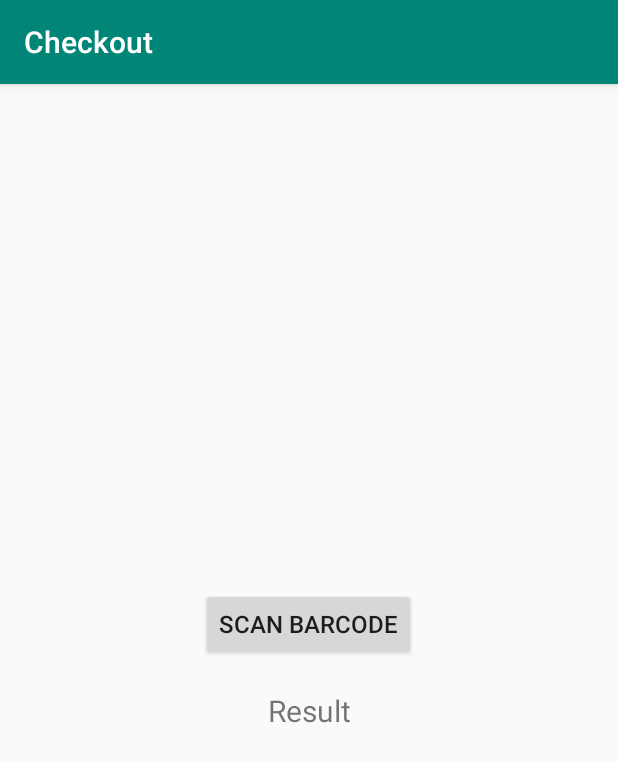
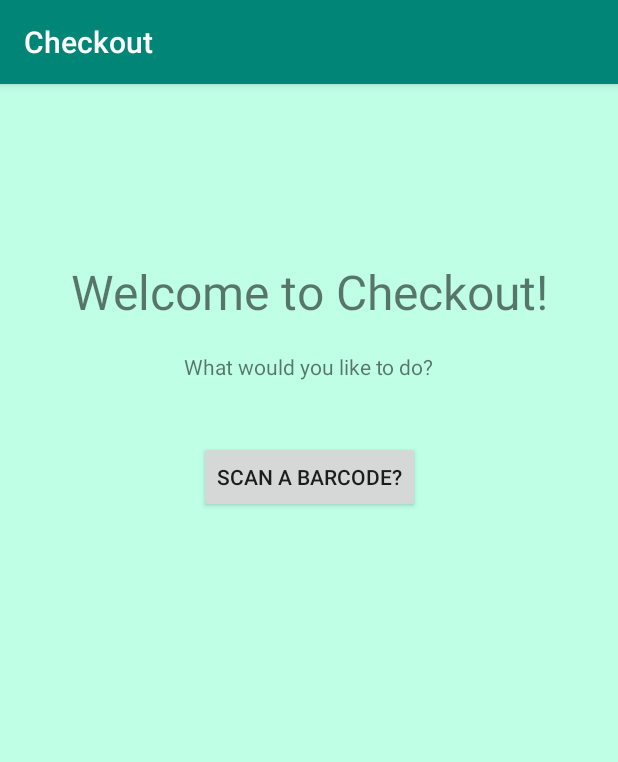
Before and after one commit to blnm/Checkout, an Android app: the screen it shows after launch (MainActivity before the commit, Homescreen after it), on a phone screen of 412 x 824 dp. Shown: the top 762 px of the screen. Run offline under Robolectric (Android 15) with nearby library versions, the phone set to English and light mode, and no system bars.

Commit message:
Added homescreen with button that takes you to current barcode scanner

```diff
--- a/app/src/main/AndroidManifest.xml
+++ b/app/src/main/AndroidManifest.xml
@@ -2,8 +2,7 @@
 <manifest xmlns:android="http://schemas.android.com/apk/res/android"
     package="com.example.checkout">
 
-<uses-permission android:name="android.permission.CAMERA"></uses-permission>
-
+    <uses-permission android:name="android.permission.CAMERA" />
 
     <application
         android:allowBackup="true"
@@ -12,17 +11,23 @@
         android:roundIcon="@mipmap/ic_launcher_round"
         android:supportsRtl="true"
         android:theme="@style/AppTheme">
+        <activity android:name=".Homescreen">
+        <intent-filter>
+            <action android:name="android.intent.action.MAIN" />
+            <category android:name="android.intent.category.LAUNCHER" />
+        </intent-filter>
+        </activity>
         <activity android:name=".MainActivity">
             <intent-filter>
-            <action android:name="android.intent.action.MAIN" />
+                <action android:name="android.intent.action.VIEW" />
 
-            <category android:name="android.intent.category.LAUNCHER" />
+                <category android:name="android.intent.category.DEFAULT" />
             </intent-filter>
         </activity>
         <activity android:name=".ScanCodeActivity">
             <intent-filter>
-            <action android:name="android.provider.MediaStore.ACTION_IMAGE_CAPTURE"/>
-            <action android:name="android.intent.action.MAIN" />
+                <action android:name="android.provider.MediaStore.ACTION_IMAGE_CAPTURE" />
+                <action android:name="android.intent.action.VIEW" />
 
                 <category android:name="android.intent.category.LAUNCHER" />
             </intent-filter>
@@ -30,11 +35,3 @@
     </application>
 
 </manifest>
-
-    <!--=======<manifest xmlns:android="http://schemas.android.com/apk/res/android">
-
-<application>
-    <activity android:name="com.example.checkout.ScanCodeActivity"></activity>
-</application>
-</manifest>>>>>>>> Added
--->
--- /dev/null
+++ b/app/src/main/java/com/example/checkout/Homescreen.java
@@ -0,0 +1,19 @@
+package com.example.checkout;
+
+import android.content.Intent;
+import android.support.v7.app.AppCompatActivity;
+import android.os.Bundle;
+import android.view.View;
+
+public class Homescreen extends AppCompatActivity {
+
+    @Override
+    protected void onCreate(Bundle savedInstanceState) {
+        super.onCreate(savedInstanceState);
+        setContentView(R.layout.activity_homescreen);
+    }
+    public void sendMessage(View view){
+        Intent startNewIntent = new Intent(this, MainActivity.class);
+                startActivity(startNewIntent);
+    }
+}
--- /dev/null
+++ b/app/src/main/res/layout/activity_homescreen.xml
@@ -0,0 +1,62 @@
+<?xml version="1.0" encoding="utf-8"?>
+<android.support.constraint.ConstraintLayout xmlns:android="http://schemas.android.com/apk/res/android"
+    xmlns:app="http://schemas.android.com/apk/res-auto"
+    xmlns:tools="http://schemas.android.com/tools"
+    android:layout_width="match_parent"
+    android:layout_height="match_parent"
+    android:background="@color/HomeScreen_background"
+    tools:context=".Homescreen">
+
+
+
+
+    <TextView
+        android:id="@+id/textView"
+        android:layout_width="wrap_content"
+        android:layout_height="wrap_content"
+        android:layout_marginStart="8dp"
+        android:layout_marginLeft="8dp"
+        android:layout_marginTop="8dp"
+        android:layout_marginEnd="8dp"
+        android:layout_marginRight="8dp"
+        android:layout_marginBottom="500dp"
+        android:text="@string/welcome"
+        android:textSize="32sp"
+        app:layout_constraintBottom_toBottomOf="parent"
+        app:layout_constraintEnd_toEndOf="parent"
+        app:layout_constraintStart_toStartOf="parent"
+        app:layout_constraintTop_toTopOf="parent" />
+
+    <TextView
+        android:id="@+id/textView"
+        android:layout_width="wrap_content"
+        android:layout_height="wrap_content"
+        android:layout_marginStart="8dp"
+        android:layout_marginLeft="8dp"
+        android:layout_marginTop="8dp"
+        android:layout_marginEnd="8dp"
+        android:layout_marginRight="8dp"
+        android:layout_marginBottom="400dp"
+        android:text="@string/welcome2"
+        app:layout_constraintBottom_toBottomOf="parent"
+        app:layout_constraintEnd_toEndOf="parent"
+        app:layout_constraintStart_toStartOf="parent"
+        app:layout_constraintTop_toTopOf="parent" />
+
+    <Button
+        android:id="@+id/button"
+        android:layout_width="wrap_content"
+        android:layout_height="wrap_content"
+        android:layout_marginStart="8dp"
+        android:layout_marginLeft="8dp"
+        android:layout_marginTop="8dp"
+        android:layout_marginEnd="8dp"
+        android:layout_marginRight="8dp"
+        android:layout_marginBottom="450dp"
+        android:text="@string/button1"
+        android:onClick="sendMessage"
+        app:layout_constraintBottom_toBottomOf="parent"
+        app:layout_constraintEnd_toEndOf="parent"
+        app:layout_constraintStart_toStartOf="parent"
+        app:layout_constraintTop_toBottomOf="@+id/textView" />
+</android.support.constraint.ConstraintLayout>
--- a/app/src/main/res/values/colors.xml
+++ b/app/src/main/res/values/colors.xml
@@ -3,4 +3,7 @@
     <color name="colorPrimary">#008577</color>
     <color name="colorPrimaryDark">#00574B</color>
     <color name="colorAccent">#D81B60</color>
+    <color name="HomeScreen_background">#bfffe6</color>
+
+
 </resources>
--- a/app/src/main/res/values/strings.xml
+++ b/app/src/main/res/values/strings.xml
@@ -1,3 +1,7 @@
 <resources>
     <string name="app_name">Checkout</string>
+    <string name="welcome">Welcome to Checkout!</string>
+    <string name="welcome2">What would you like to do?</string>
+    <string name="button1">Scan a barcode?</string>
+
 </resources>
```
Also changed, not shown: app/build.gradle (indentation only). Lines whose indentation alone changed are shown as unchanged.
